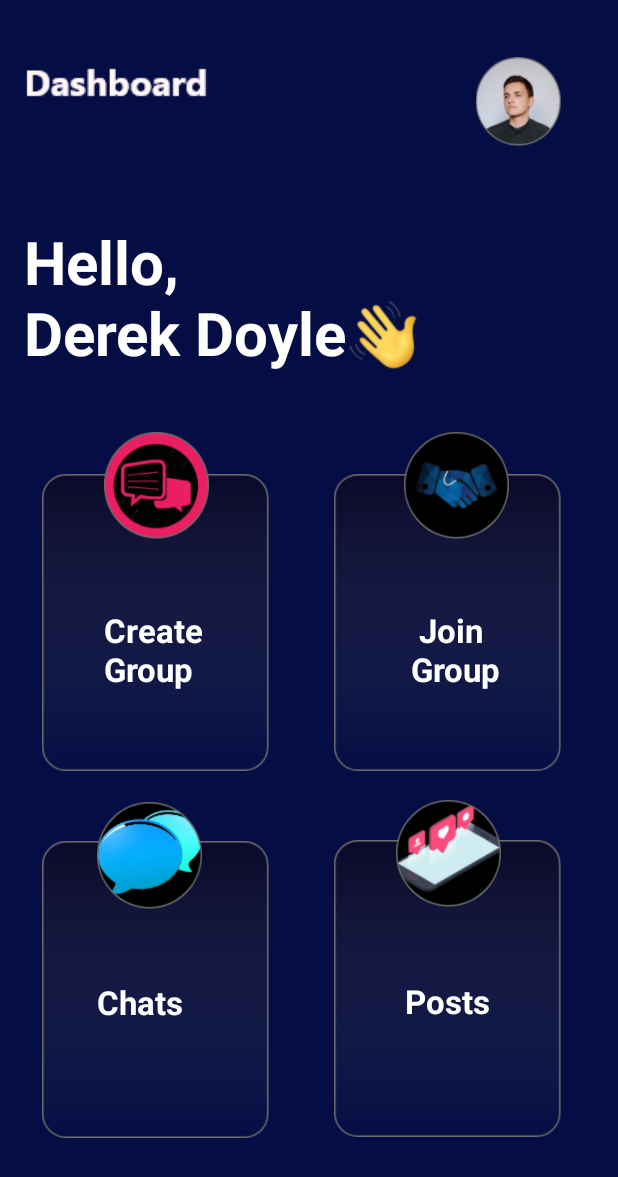
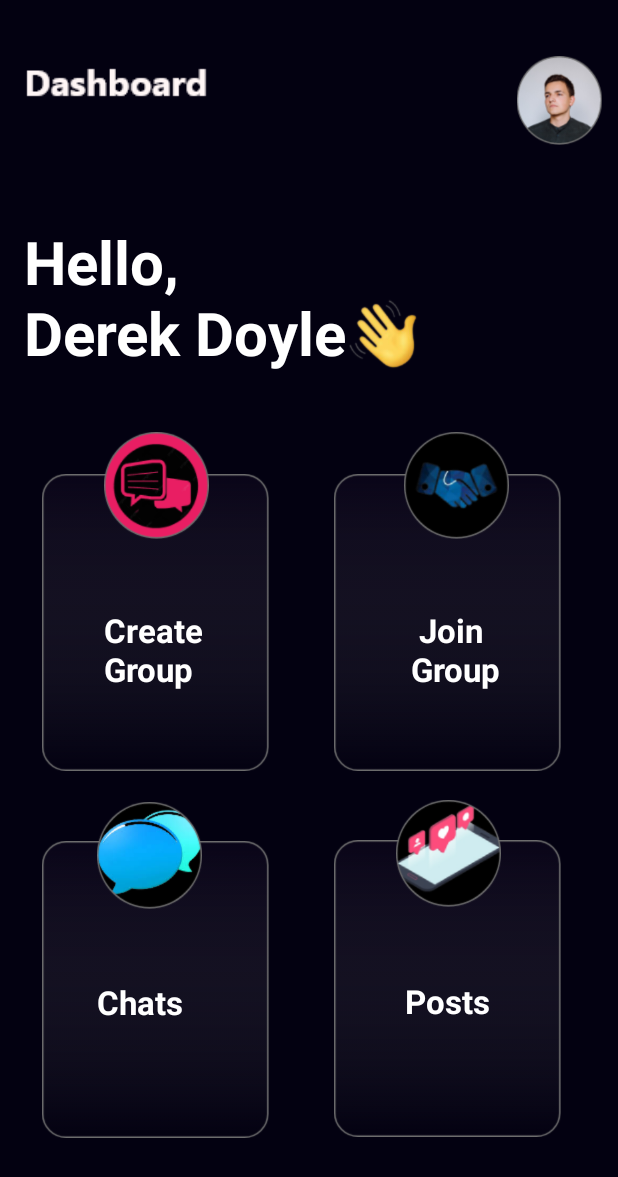
Before and after one commit to sauravkumar-2002/combo-x, an Android app: the dashboardg screen opened directly, with no data from a screen before it, on a phone screen of 412 x 824 dp. Shown: the top 1177 px of the screen. Run offline under Robolectric (Android 15) with nearby library versions, the phone set to English and light mode, and no system bars.

Commit message:
dashboard updated 1

```diff
--- a/app/src/main/res/layout/activity_dashboardg.xml
+++ b/app/src/main/res/layout/activity_dashboardg.xml
@@ -4,7 +4,7 @@
     xmlns:tools="http://schemas.android.com/tools"
     android:layout_width="match_parent"
     android:layout_height="match_parent"
-    android:background="#040E44"
+    android:background="#030111"
     tools:context=".dashboardg">
 
 
@@ -26,10 +26,10 @@
         android:layout_height="59dp"
         app:layout_constraintBottom_toBottomOf="parent"
         app:layout_constraintEnd_toEndOf="parent"
-        app:layout_constraintHorizontal_bias="0.86"
+        app:layout_constraintHorizontal_bias="1.0"
         app:layout_constraintStart_toEndOf="@+id/imageView"
         app:layout_constraintTop_toTopOf="parent"
-        app:layout_constraintVertical_bias="0.05"
+        app:layout_constraintVertical_bias="0.049"
         app:srcCompat="@drawable/userimage" />
 
     <TextView
```
